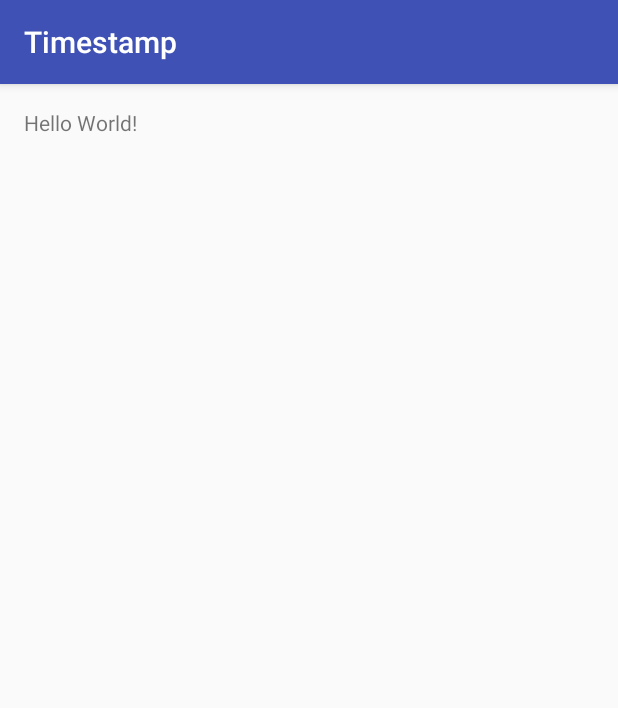
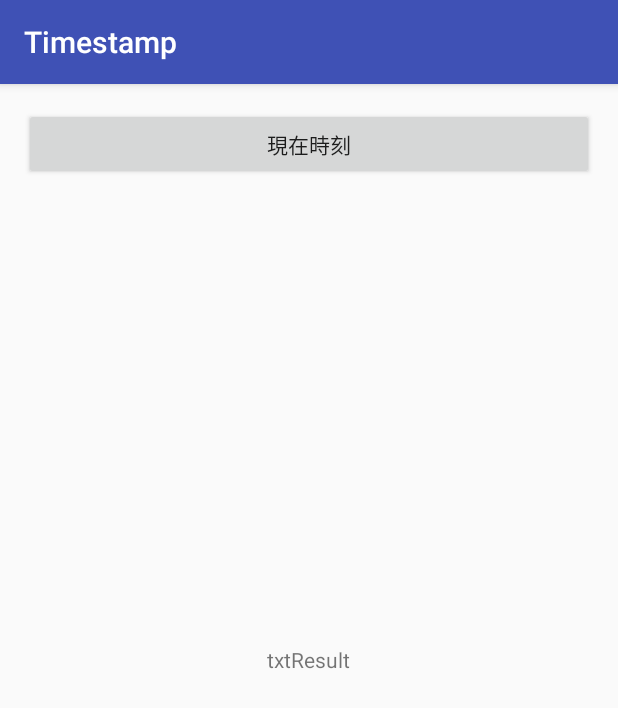
Before and after one commit to mrtry/entrance-AndroidApp, an Android app: the screen it shows after launch (MainActivity), on a phone screen of 412 x 824 dp. Shown: the top 708 px of the screen. Run offline under Robolectric (Android 15) with nearby library versions, the phone set to English and light mode, and no system bars.

Commit message:
session2やり終えた

```diff
--- a/Timestamp/app/src/main/res/layout/activity_main.xml
+++ b/Timestamp/app/src/main/res/layout/activity_main.xml
@@ -11,7 +11,21 @@
     tools:context="com.example.symmt.timestamp.MainActivity">
 
     <TextView
+        android:text="txtResult"
         android:layout_width="wrap_content"
         android:layout_height="wrap_content"
-        android:text="Hello World!" />
+        android:id="@+id/txtResult"
+        android:layout_centerVertical="true"
+        android:layout_centerHorizontal="true"
+        tools:text="@string/txtResult" />
+
+    <Button
+        android:text="@string/btnCurrent"
+        android:layout_width="match_parent"
+        android:layout_height="wrap_content"
+        android:id="@+id/btnCurrent"
+        android:layout_alignParentTop="true"
+        android:layout_alignParentStart="true"
+        android:onClick="btnCurrent_onClick" />
+
 </RelativeLayout>
--- a/Timestamp/app/src/main/res/values/strings.xml
+++ b/Timestamp/app/src/main/res/values/strings.xml
@@ -1,3 +1,5 @@
 <resources>
     <string name="app_name">Timestamp</string>
+    <string name="btnCurrent">現在時刻</string>
+    <string name="txtResult">取得した時刻がココに出るよ</string>
 </resources>
```
Also changed, not shown: Timestamp/app/src/main/java/com/example/symmt/timestamp/MainActivity.java (+40 -0 lines), 1 other file.
